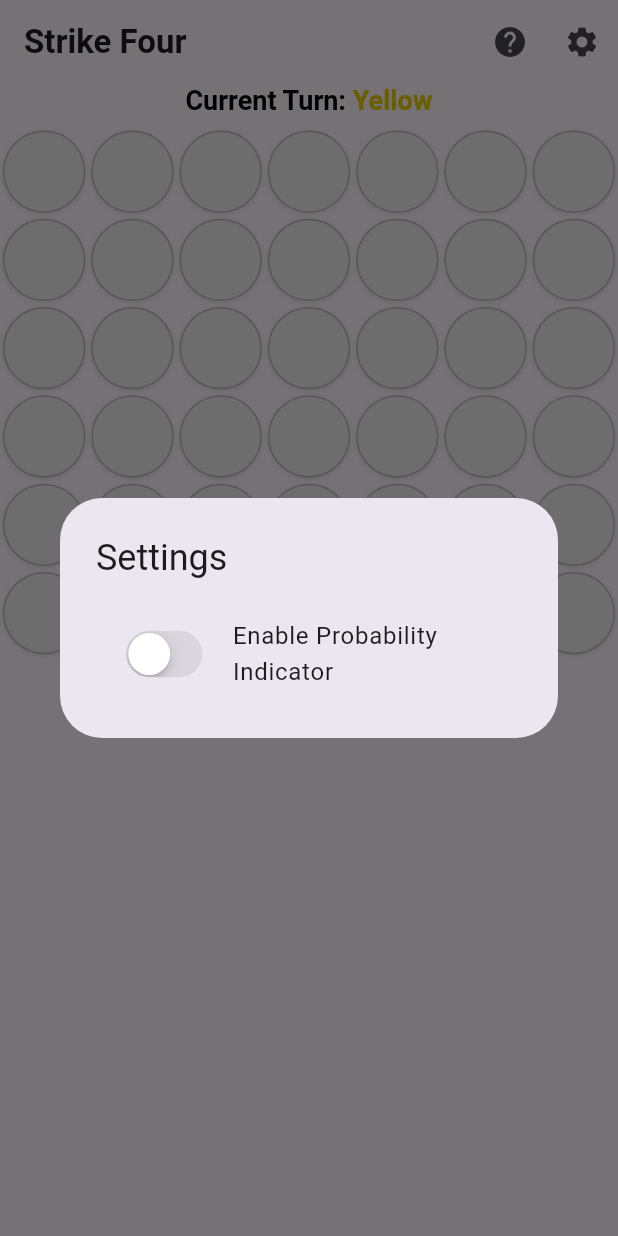
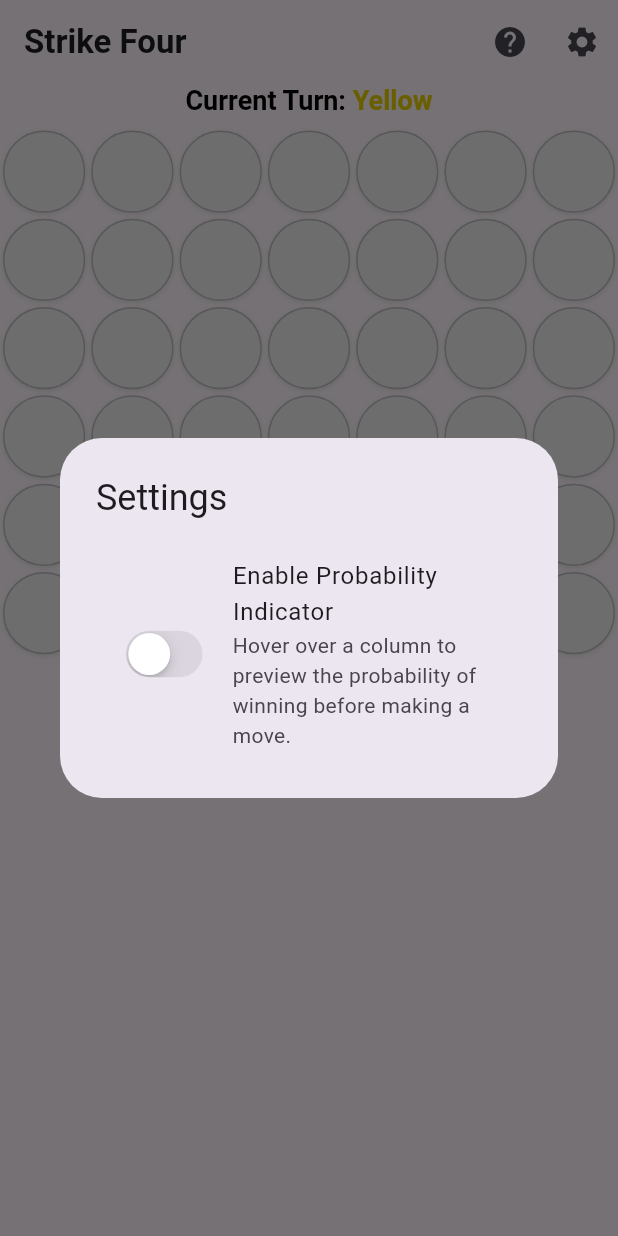
Before and after one commit to Yogesh070/strike_four, a Flutter app: the screen it shows after launch, after a tap on the "settings" icon, on a phone screen of 412 x 824 dp. Run offline on Flutter 3.47's test engine with Material 3 defaults, Android fonts, the phone set to English and light mode, and no system bars.

Commit message:
add: info for perview percentage

```diff
--- a/lib/main.dart
+++ b/lib/main.dart
@@ -462,6 +462,9 @@ class _GameBoardState extends State<GameBoard> {
                             enableProbabilityIndicator.value = val;
                           },
                         ),
+                        subtitle: const Text(
+                          'Hover over a column to preview the probability of winning before making a move.',
+                        ),
                       );
                     },
                   ),
@@ -469,7 +472,7 @@ class _GameBoardState extends State<GameBoard> {
               );
             },
             icon: const Icon(Icons.settings),
-            tooltip: 'How to Play',
+            tooltip: 'Settings',
           )
         ],
       ),
@@ -504,6 +507,9 @@ class _GameBoardState extends State<GameBoard> {
                     child: Column(
                       children: [
                         _buildProbabilityIndicator(isPreview: true),
+                        const SizedBox(
+                          height: 8,
+                        ),
                         SizedBox(
                           width: gridWidth,
                           height: 40,
```
